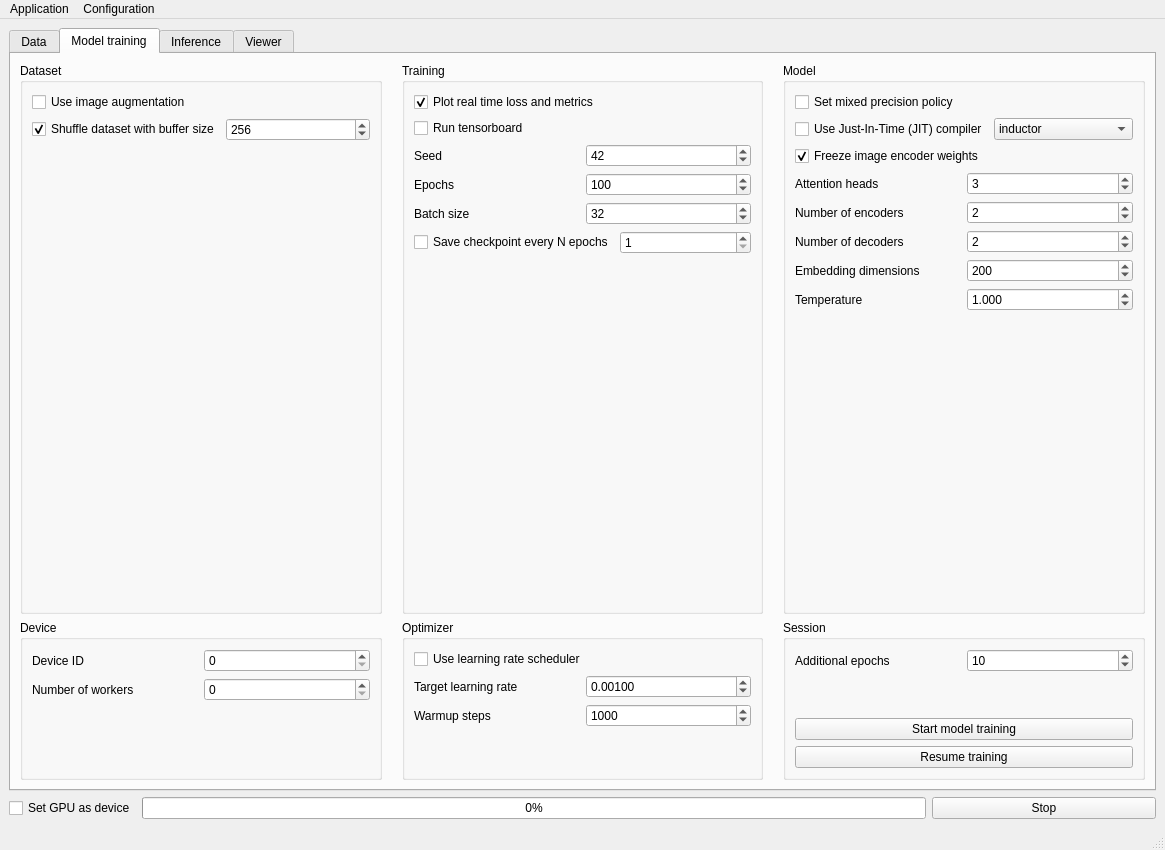
This is XREPORT/app/assets/window_layout.ui in CTCycle/XREPORT-radiological-reports-generator as Qt 5 draws it before an edit. The edited form follows.
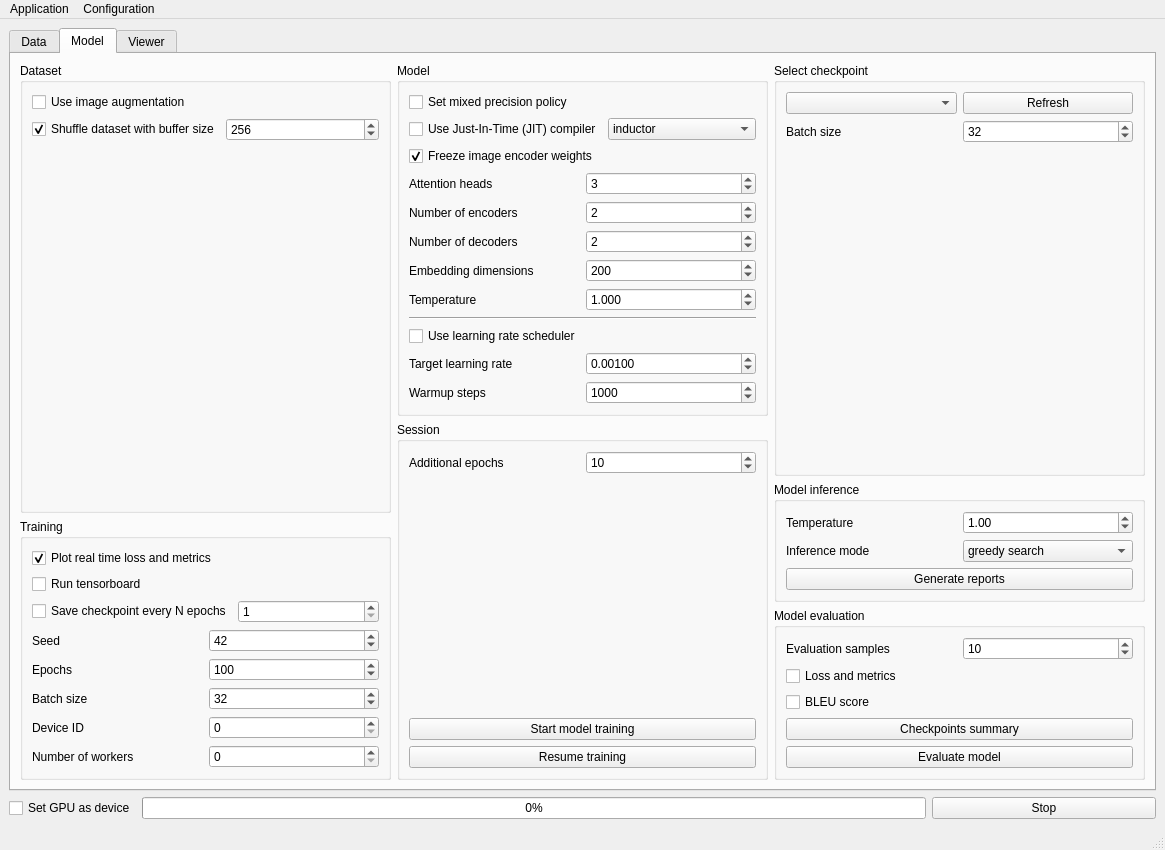
This is the edited form. The open tabs and pages were chosen to show the change.

Commit message: merged train and inference tab in model tab

What changed in the file:
```diff
--- a/XREPORT/app/assets/window_layout.ui
+++ b/XREPORT/app/assets/window_layout.ui
@@ -304,155 +304,14 @@
         </item>
        </layout>
       </widget>
-      <widget class="QWidget" name="trainTab">
+      <widget class="QWidget" name="modelTab">
        <attribute name="title">
-        <string>Model training</string>
+        <string>Model</string>
        </attribute>
-       <layout class="QGridLayout" name="gridLayout_2">
-        <item row="1" column="0">
-         <layout class="QGridLayout" name="gridLayout" rowstretch="4,0" columnstretch="0,0,0">
-          <property name="horizontalSpacing">
-           <number>20</number>
-          </property>
-          <item row="1" column="2">
-           <widget class="QGroupBox" name="sessionGroup">
-            <property name="title">
-             <string>Session</string>
-            </property>
-            <layout class="QVBoxLayout" name="verticalLayout_9">
-             <item>
-              <layout class="QHBoxLayout" name="horizontalLayout_10">
-               <item>
-                <widget class="QLabel" name="label_7">
-                 <property name="text">
-                  <string>Additional epochs</string>
-                 </property>
-                </widget>
-               </item>
-               <item>
-                <widget class="QSpinBox" name="numAdditionalEpochs">
-                 <property name="minimum">
-                  <number>1</number>
-                 </property>
-                 <property name="maximum">
-                  <number>1000000</number>
-                 </property>
-                 <property name="value">
-                  <number>10</number>
-                 </property>
-                </widget>
-               </item>
-              </layout>
-             </item>
-             <item>
-              <spacer name="verticalSpacer_7">
-               <property name="orientation">
-                <enum>Qt::Orientation::Vertical</enum>
-               </property>
-               <property name="sizeHint" stdset="0">
-                <size>
-                 <width>20</width>
-                 <height>40</height>
-                </size>
-               </property>
-              </spacer>
-             </item>
-             <item>
-              <widget class="QPushButton" name="startTraining">
-               <property name="text">
-                <string>Start model training</string>
-               </property>
-              </widget>
-             </item>
-             <item>
-              <widget class="QPushButton" name="resumeTraining">
-               <property name="text">
-                <string>Resume training</string>
-               </property>
-              </widget>
-             </item>
-            </layout>
-           </widget>
-          </item>
-          <item row="1" column="1">
-           <widget class="QGroupBox" name="groupBox_6">
-            <property name="title">
-             <string>Optimizer</string>
-            </property>
-            <layout class="QVBoxLayout" name="verticalLayout_17">
-             <item>
-              <layout class="QVBoxLayout" name="verticalLayout_6">
-               <item>
-                <widget class="QCheckBox" name="useScheduler">
-                 <property name="text">
-                  <string>Use learning rate scheduler</string>
-                 </property>
-                </widget>
-               </item>
-               <item>
-                <layout class="QHBoxLayout" name="horizontalLayout_18">
-                 <item>
-                  <widget class="QLabel" name="label_11">
-                   <property name="text">
-                    <string>Target learning rate</string>
-                   </property>
-                  </widget>
-                 </item>
-                 <item>
-                  <widget class="QDoubleSpinBox" name="postWarmLR">
-                   <property name="decimals">
-                    <number>5</number>
-                   </property>
-                   <property name="singleStep">
-                    <double>0.000100000000000</double>
-                   </property>
-                   <property name="value">
-                    <double>0.001000000000000</double>
-                   </property>
-                  </widget>
-                 </item>
-                </layout>
-               </item>
-               <item>
-                <layout class="QHBoxLayout" name="horizontalLayout_17">
-                 <item>
-                  <widget class="QLabel" name="label_14">
-                   <property name="text">
-                    <string>Warmup steps</string>
-                   </property>
-                  </widget>
-                 </item>
-                 <item>
-                  <widget class="QSpinBox" name="warmupSteps">
-                   <property name="maximum">
-                    <number>10000000</number>
-                   </property>
-                   <property name="value">
-                    <number>1000</number>
-                   </property>
-                  </widget>
-                 </item>
-                </layout>
-               </item>
-              </layout>
-             </item>
-             <item>
-              <spacer name="verticalSpacer_6">
-               <property name="orientation">
-                <enum>Qt::Orientation::Vertical</enum>
-               </property>
-               <property name="sizeHint" stdset="0">
-                <size>
-                 <width>20</width>
-                 <height>40</height>
-                </size>
-               </property>
-              </spacer>
-             </item>
-            </layout>
-           </widget>
-          </item>
-          <item row="0" column="0">
+       <layout class="QHBoxLayout" name="horizontalLayout_4">
+        <item>
+         <layout class="QVBoxLayout" name="verticalLayout_11">
+          <item>
            <widget class="QGroupBox" name="groupBox_3">
             <property name="title">
              <string>Dataset</string>
@@ -511,57 +370,7 @@
             </layout>
            </widget>
           </item>
-          <item row="1" column="0">
-           <widget class="QGroupBox" name="groupBox_2">
-            <property name="title">
-             <string>Device</string>
-            </property>
-            <layout class="QVBoxLayout" name="verticalLayout_14">
-             <item>
-              <layout class="QHBoxLayout" name="horizontalLayout_23">
-               <item>
-                <widget class="QLabel" name="label_5">
-                 <property name="text">
-                  <string>Device ID</string>
-                 </property>
-                </widget>
-               </item>
-               <item>
-                <widget class="QSpinBox" name="deviceID"/>
-               </item>
-              </layout>
-             </item>
-             <item>
-              <layout class="QHBoxLayout" name="horizontalLayout_13">
-               <item>
-                <widget class="QLabel" name="label_10">
-                 <property name="text">
-                  <string>Number of workers</string>
-                 </property>
-                </widget>
-               </item>
-               <item>
-                <widget class="QSpinBox" name="numWorkers"/>
-               </item>
-              </layout>
-             </item>
-             <item>
-              <spacer name="verticalSpacer_5">
-               <property name="orientation">
-                <enum>Qt::Orientation::Vertical</enum>
-               </property>
-               <property name="sizeHint" stdset="0">
-                <size>
-                 <width>20</width>
-                 <height>40</height>
-                </size>
-               </property>
-              </spacer>
-             </item>
-            </layout>
-           </widget>
-          </item>
-          <item row="0" column="1">
+          <item>
            <widget class="QGroupBox" name="groupBox_4">
             <property name="title">
              <string>Training</string>
@@ -584,6 +393,27 @@
                </property>
               </widget>
              </item>
+             <item>
+              <layout class="QHBoxLayout" name="horizontalLayout_12">
+               <item>
+                <widget class="QCheckBox" name="saveCheckpoints">
+                 <property name="text">
+                  <string>Save checkpoint every N epochs</string>
+                 </property>
+                </widget>
+               </item>
+               <item>
+                <widget class="QSpinBox" name="saveCPFrequency">
+                 <property name="minimum">
+                  <number>1</number>
+                 </property>
+                 <property name="maximum">
+                  <number>999</number>
+                 </property>
+                </widget>
+               </item>
+              </layout>
+             </item>
              <item>
               <layout class="QHBoxLayout" name="horizontalLayout_22">
                <item>
@@ -654,43 +484,41 @@
               </layout>
              </item>
              <item>
-              <layout class="QHBoxLayout" name="horizontalLayout_12">
+              <layout class="QHBoxLayout" name="horizontalLayout_23">
                <item>
-                <widget class="QCheckBox" name="saveCheckpoints">
+                <widget class="QLabel" name="label_5">
                  <property name="text">
-                  <string>Save checkpoint every N epochs</string>
+                  <string>Device ID</string>
                  </property>
                 </widget>
                </item>
                <item>
-                <widget class="QSpinBox" name="saveCPFrequency">
-                 <property name="minimum">
-                  <number>1</number>
-                 </property>
-                 <property name="maximum">
-                  <number>999</number>
-                 </property>
-                </widget>
+                <widget class="QSpinBox" name="deviceID"/>
                </item>
               </layout>
              </item>
              <item>
-              <spacer name="verticalSpacer_3">
-               <property name="orientation">
-                <enum>Qt::Orientation::Vertical</enum>
-               </property>
-               <property name="sizeHint" stdset="0">
-                <size>
-                 <width>20</width>
-                 <height>40</height>
-                </size>
-               </property>
-              </spacer>
+              <layout class="QHBoxLayout" name="horizontalLayout_13">
+               <item>
+                <widget class="QLabel" name="label_10">
+                 <property name="text">
+                  <string>Number of workers</string>
+                 </property>
+                </widget>
+               </item>
+               <item>
+                <widget class="QSpinBox" name="numWorkers"/>
+               </item>
+              </layout>
              </item>
             </layout>
            </widget>
           </item>
-          <item row="0" column="2">
+         </layout>
+        </item>
+        <item>
+         <layout class="QVBoxLayout" name="verticalLayout_14">
+          <item>
            <widget class="QGroupBox" name="modelGroup">
             <property name="title">
              <string>Model</string>
@@ -897,57 +725,93 @@
               </layout>
              </item>
              <item>
-              <spacer name="verticalSpacer_4">
+              <widget class="Line" name="line">
                <property name="orientation">
-                <enum>Qt::Orientation::Vertical</enum>
+                <enum>Qt::Orientation::Horizontal</enum>
                </property>
-               <property name="sizeHint" stdset="0">
-                <size>
-                 <width>20</width>
-                 <height>40</height>
-                </size>
-               </property>
-              </spacer>
+              </widget>
+             </item>
+             <item>
+              <layout class="QVBoxLayout" name="verticalLayout_6">
+               <item>
+                <widget class="QCheckBox" name="useScheduler">
+                 <property name="text">
+                  <string>Use learning rate scheduler</string>
+                 </property>
+                </widget>
+               </item>
+               <item>
+                <layout class="QHBoxLayout" name="horizontalLayout_18">
+                 <item>
+                  <widget class="QLabel" name="label_11">
+                   <property name="text">
+                    <string>Target learning rate</string>
+                   </property>
+                  </widget>
+                 </item>
+                 <item>
+                  <widget class="QDoubleSpinBox" name="postWarmLR">
+                   <property name="decimals">
+                    <number>5</number>
+                   </property>
+                   <property name="singleStep">
+                    <double>0.000100000000000</double>
+                   </property>
+                   <property name="value">
+                    <double>0.001000000000000</double>
+                   </property>
+                  </widget>
+                 </item>
+                </layout>
+               </item>
+               <item>
+                <layout class="QHBoxLayout" name="horizontalLayout_17">
+                 <item>
+                  <widget class="QLabel" name="label_14">
+                   <property name="text">
+                    <string>Warmup steps</string>
+                   </property>
+                  </widget>
+                 </item>
+                 <item>
+                  <widget class="QSpinBox" name="warmupSteps">
+                   <property name="maximum">
+                    <number>10000000</number>
+                   </property>
+                   <property name="value">
+                    <number>1000</number>
+                   </property>
+                  </widget>
+                 </item>
+                </layout>
+               </item>
+              </layout>
              </item>
             </layout>
            </widget>
           </item>
-         </layout>
-        </item>
-       </layout>
-      </widget>
-      <widget class="QWidget" name="inferenceTab">
-       <attribute name="title">
-        <string>Inference</string>
-       </attribute>
-       <layout class="QVBoxLayout" name="verticalLayout_18">
-        <item>
-         <layout class="QHBoxLayout" name="horizontalLayout_8">
           <item>
-           <widget class="QGroupBox" name="groupBox_9">
+           <widget class="QGroupBox" name="sessionGroup">
             <property name="title">
-             <string>Configuration</string>
+             <string>Session</string>
             </property>
-            <layout class="QVBoxLayout" name="verticalLayout_19">
+            <layout class="QVBoxLayout" name="verticalLayout_9">
              <item>
-              <layout class="QHBoxLayout" name="horizontalLayout_32">
+              <layout class="QHBoxLayout" name="addEpochsHL">
                <item>
-                <widget class="QLabel" name="label_15">
+                <widget class="QLabel" name="label_7">
                  <property name="text">
-                  <string>Evaluation samples</string>
+                  <string>Additional epochs</string>
                  </property>
                 </widget>
                </item>
                <item>
-                <widget class="QSpinBox" name="evalSamples">
+                <widget class="QSpinBox" name="numAdditionalEpochs">
                  <property name="minimum">
                   <number>1</number>
                  </property>
                  <property name="maximum">
-                  <number>1000</number>
-                 </property>
-                 <property name="singleStep">
-                  <number>0</number>
+                  <number>1000000</number>
                  </property>
                  <property name="value">
                   <number>10</number>
@@ -957,31 +821,7 @@
               </layout>
              </item>
              <item>
-              <layout class="QHBoxLayout" name="horizontalLayout_34">
-               <item>
-                <widget class="QLabel" name="label_19">
-                 <property name="text">
-                  <string>Batch size</string>
-                 </property>
-                </widget>
-               </item>
-               <item>
-                <widget class="QSpinBox" name="inferenceBatchSize">
-                 <property name="minimum">
-                  <number>1</number>
-                 </property>
-                 <property name="maximum">
-                  <number>1024</number>
-                 </property>
-                 <property name="value">
-                  <number>32</number>
-                 </property>
-                </widget>
-               </item>
-              </layout>
-             </item>
-             <item>
-              <spacer name="verticalSpacer_9">
+              <spacer name="verticalSpacer_7">
                <property name="orientation">
                 <enum>Qt::Orientation::Vertical</enum>
                </property>
@@ -993,9 +833,27 @@
                </property>
               </spacer>
              </item>
+             <item>
+              <widget class="QPushButton" name="startTraining">
+               <property name="text">
+                <string>Start model training</string>
+               </property>
+              </widget>
+             </item>
+             <item>
+              <widget class="QPushButton" name="resumeTraining">
+               <property name="text">
+                <string>Resume training</string>
+               </property>
+              </widget>
+             </item>
             </layout>
            </widget>
           </item>
+         </layout>
+        </item>
+        <item>
+         <layout class="QVBoxLayout" name="verticalLayout_16">
           <item>
            <widget class="QGroupBox" name="groupBox_8">
             <property name="title">
@@ -1016,6 +874,30 @@
                </item>
               </layout>
              </item>
+             <item>
+              <layout class="QHBoxLayout" name="horizontalLayout_34">
+               <item>
+                <widget class="QLabel" name="label_19">
+                 <property name="text">
+                  <string>Batch size</string>
+                 </property>
+                </widget>
+               </item>
+               <item>
+                <widget class="QSpinBox" name="inferenceBatchSize">
+                 <property name="minimum">
+                  <number>1</number>
+                 </property>
+                 <property name="maximum">
+                  <number>1024</number>
+                 </property>
+                 <property name="value">
+                  <number>32</number>
+                 </property>
+                </widget>
+               </item>
+              </layout>
+             </item>
              <item>
               <spacer name="verticalSpacer_11">
                <property name="orientation">
@@ -1032,10 +914,6 @@
             </layout>
            </widget>
           </item>
-         </layout>
-        </item>
-        <item>
-         <layout class="QHBoxLayout" name="horizontalLayout_14">
           <item>
            <widget class="QGroupBox" name="groupBox_10">
             <property name="title">
@@ -1107,6 +985,33 @@
              <string>Model evaluation</string>
             </property>
             <layout class="QVBoxLayout" name="verticalLayout_21">
+             <item>
+              <layout class="QHBoxLayout" name="horizontalLayout_2">
+               <item>
+                <widget class="QLabel" name="label_15">
+                 <property name="text">
+                  <string>Evaluation samples</string>
+                 </property>
+                </widget>
+               </item>
+               <item>
+                <widget class="QSpinBox" name="evalSamples">
+                 <property name="minimum">
+                  <number>1</number>
+                 </property>
+                 <property name="maximum">
+                  <number>1000</number>
+                 </property>
+                 <property name="singleStep">
+                  <number>0</number>
+                 </property>
+                 <property name="value">
+                  <number>10</number>
+                 </property>
+                </widget>
+               </item>
+              </layout>
+             </item>
              <item>
               <widget class="QCheckBox" name="evalReport">
                <property name="text">
```
The commit also changes 3 other files.
